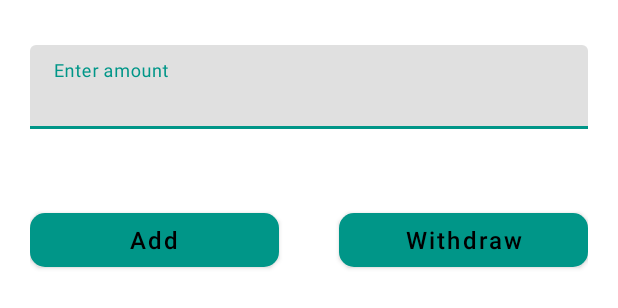
After one commit to rupalmanvar/practical_rupalkachhela, an Android app: the layout activity_atmactivity.xml on its own in the app's theme, with its tools: preview values and no code run, on a phone screen of 412 x 824 dp. The commit adds this screen. Shown: the top 308 px of the screen. Run offline under Robolectric (Android 15) with nearby library versions, the phone set to English and light mode, and no system bars.

Commit message:
change logs : => design screen

```diff
--- a/app/src/main/AndroidManifest.xml
+++ b/app/src/main/AndroidManifest.xml
@@ -14,14 +14,13 @@
         android:theme="@style/Theme.PracticalTaskRupalkachhela"
         tools:targetApi="31">
         <activity
-            android:name=".view.MainActivity"
+            android:name=".view.ATMActivity"
             android:exported="true">
             <intent-filter>
                 <action android:name="android.intent.action.MAIN" />
 
                 <category android:name="android.intent.category.LAUNCHER" />
             </intent-filter>
-
             <meta-data
                 android:name="android.app.lib_name"
                 android:value="" />
--- a/app/src/main/java/com/example/practicaltask_rupalkachhela/viewmodel/ATMViewModel.kt
+++ b/app/src/main/java/com/example/practicaltask_rupalkachhela/viewmodel/ATMViewModel.kt
@@ -4,4 +4,6 @@ import androidx.lifecycle.ViewModel
 import javax.inject.Inject
 
 class ATMViewModel @Inject constructor(): ViewModel() {
+    var amount: String = ""
+
 }
--- /dev/null
+++ b/app/src/main/res/layout/activity_atmactivity.xml
@@ -0,0 +1,80 @@
+<?xml version="1.0" encoding="utf-8"?>
+<layout>
+
+    <data>
+
+        <variable
+            name="viewModel"
+            type="com.example.practicaltask_rupalkachhela.viewmodel.ATMViewModel" />
+
+    </data>
+<androidx.constraintlayout.widget.ConstraintLayout xmlns:android="http://schemas.android.com/apk/res/android"
+    xmlns:app="http://schemas.android.com/apk/res-auto"
+    xmlns:tools="http://schemas.android.com/tools"
+    android:layout_width="match_parent"
+    android:layout_height="match_parent"
+   android:layout_margin="20dp"
+    tools:context=".view.ATMActivity">
+    <com.google.android.material.textfield.TextInputLayout
+        android:id="@+id/inputAmount"
+        android:layout_width="0dp"
+        android:layout_height="wrap_content"
+        android:layout_marginTop="10dp"
+        app:boxStrokeColor="@color/purple_200"
+        app:layout_constraintTop_toTopOf="parent"
+        app:layout_constraintEnd_toEndOf="parent"
+        app:layout_constraintStart_toStartOf="parent"
+        app:hintTextColor="@color/purple_200">
+
+        <androidx.appcompat.widget.AppCompatEditText
+            android:layout_width="match_parent"
+            android:layout_height="wrap_content"
+            android:hint="Enter amount"
+            android:imeOptions="actionNext"
+            android:inputType="number"
+            android:maxLines="1"
+            android:textColorHint="@color/purple_200"
+            android:text="@={viewModel.amount}" />
+
+    </com.google.android.material.textfield.TextInputLayout>
+
+
+    <androidx.constraintlayout.widget.ConstraintLayout
+        android:layout_width="match_parent"
+        android:layout_height="wrap_content"
+        app:layout_constraintTop_toBottomOf="@id/inputAmount"
+        android:layout_marginTop="50dp"
+        >
+        <com.google.android.material.button.MaterialButton
+            android:id="@+id/btnAdd"
+            android:layout_width="0dp"
+            android:layout_height="wrap_content"
+            android:text="Add"
+            android:textAllCaps="false"
+            android:textColor="@color/black"
+            android:textSize="16sp"
+            app:cornerRadius="10dp"
+            android:layout_marginEnd="20dp"
+            app:layout_constraintEnd_toStartOf="@id/btnWithdraw"
+            app:layout_constraintStart_toStartOf="parent"
+            app:layout_constraintTop_toTopOf="parent"
+            app:strokeColor="@color/purple_200" />
+
+        <com.google.android.material.button.MaterialButton
+            android:id="@+id/btnWithdraw"
+            android:layout_width="0dp"
+            android:layout_height="wrap_content"
+            android:text="Withdraw"
+            android:textAllCaps="false"
+            android:textColor="@color/black"
+            android:textSize="16sp"
+            app:cornerRadius="10dp"
+            android:layout_marginStart="20dp"
+            app:layout_constraintEnd_toEndOf="parent"
+            app:layout_constraintStart_toEndOf="@id/btnAdd"
+            app:layout_constraintTop_toTopOf="parent"
+            app:strokeColor="@color/purple_200" />
+    </androidx.constraintlayout.widget.ConstraintLayout>
+
+</androidx.constraintlayout.widget.ConstraintLayout>
+</layout>
--- a/app/src/main/res/values/colors.xml
+++ b/app/src/main/res/values/colors.xml
@@ -1,10 +1,10 @@
 <?xml version="1.0" encoding="utf-8"?>
 <resources>
-    <color name="purple_200">#FFBB86FC</color>
-    <color name="purple_500">#FF6200EE</color>
-    <color name="purple_700">#FF3700B3</color>
-    <color name="teal_200">#FF03DAC5</color>
-    <color name="teal_700">#FF018786</color>
+    <color name="purple_200">#009688</color>
+    <color name="purple_500">#009688</color>
+    <color name="purple_700">#009688</color>
+    <color name="teal_200">#009688</color>
+    <color name="teal_700">#009688</color>
     <color name="black">#FF000000</color>
     <color name="white">#FFFFFFFF</color>
 </resources>
```
Also changed, not shown: app/src/main/java/com/example/practicaltask_rupalkachhela/model/AddAmount.kt (added, +14 -0 lines), app/src/main/java/com/example/practicaltask_rupalkachhela/roomdb/ATMDao.kt (added, +12 -0 lines), app/src/main/java/com/example/practicaltask_rupalkachhela/roomdb/AppDatabase.kt (added, +17 -0 lines), app/src/main/java/com/example/practicaltask_rupalkachhela/view/ATMActivity.kt (renamed from app/src/main/java/com/example/practicaltask_rupalkachhela/view/MainActivity.kt, +9 -4 lines), app/src/main/res/layout/activity_main.xml (deleted, +0 -21 lines).
